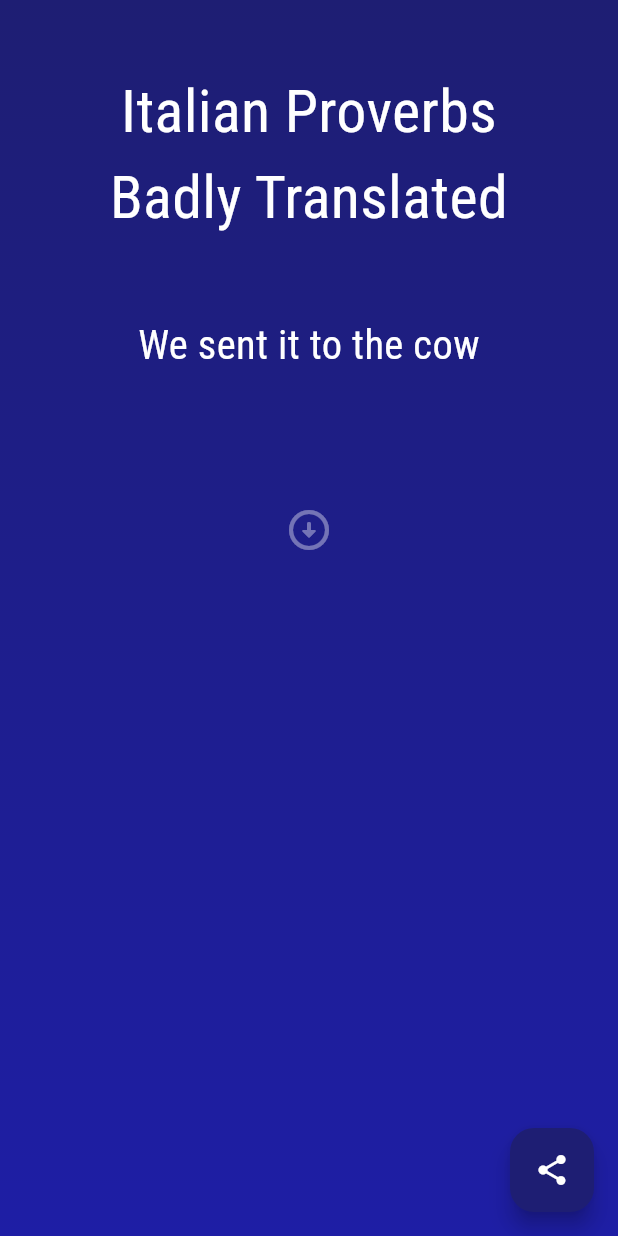
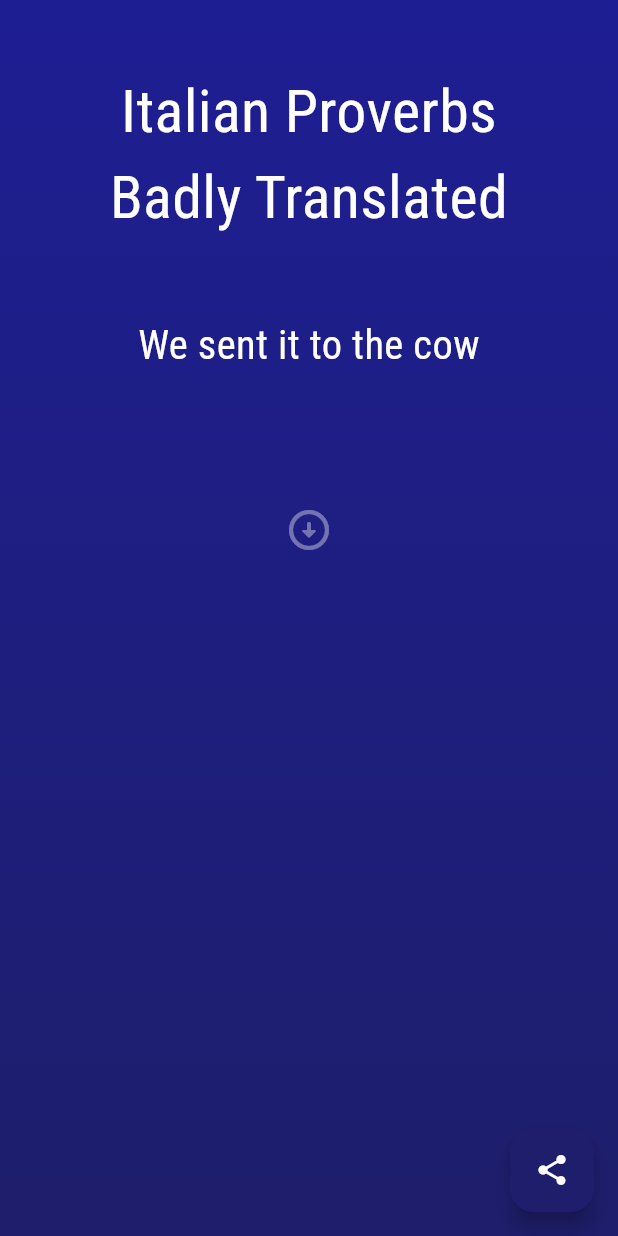
Before and after one commit to intoinside/ItalianProverbsBadlyTranslated, a Flutter app: the screen it shows after launch, on a phone screen of 412 x 824 dp. Run offline on Flutter 3.47's test engine with Material 3 defaults, Android fonts, the phone set to English and light mode, and no system bars; our stand-ins replace google_fonts, screenshot, share_plus.

Commit message:
Fixed app color

```diff
--- a/lib/screens/main_page_widget.dart
+++ b/lib/screens/main_page_widget.dart
@@ -33,10 +33,10 @@ class _MainPageScreenState extends State<MainPageScreen> {
 
   _MainPageScreenState() {
     var hour = DateTime.now().hour;
-    var x = sin(hour * pi / 24) * 56;
+    var x = sin(hour * pi / 24) * 80;
 
-    colorShade1 = Color.fromARGB(255, 30, 30, 60 + x.ceil());
-    colorShade2 = colorShade1!.withBlue(colorShade1!.blue + 50);
+    colorShade1 = Color.fromARGB(255, 30, 30, 70 + x.ceil());
+    colorShade2 = colorShade1!.withBlue(colorShade1!.blue - 40);
     colorTranslation = colorShade2!.withRed(20);
   }
 
@@ -102,7 +102,7 @@ class _MainPageScreenState extends State<MainPageScreen> {
             });
           },
           foregroundColor: Theme.of(context).colorScheme.onPrimary,
-          backgroundColor: colorShade1,
+          backgroundColor: colorShade2,
           child: const Icon(Icons.share),
         ),
         body: Container(
```
